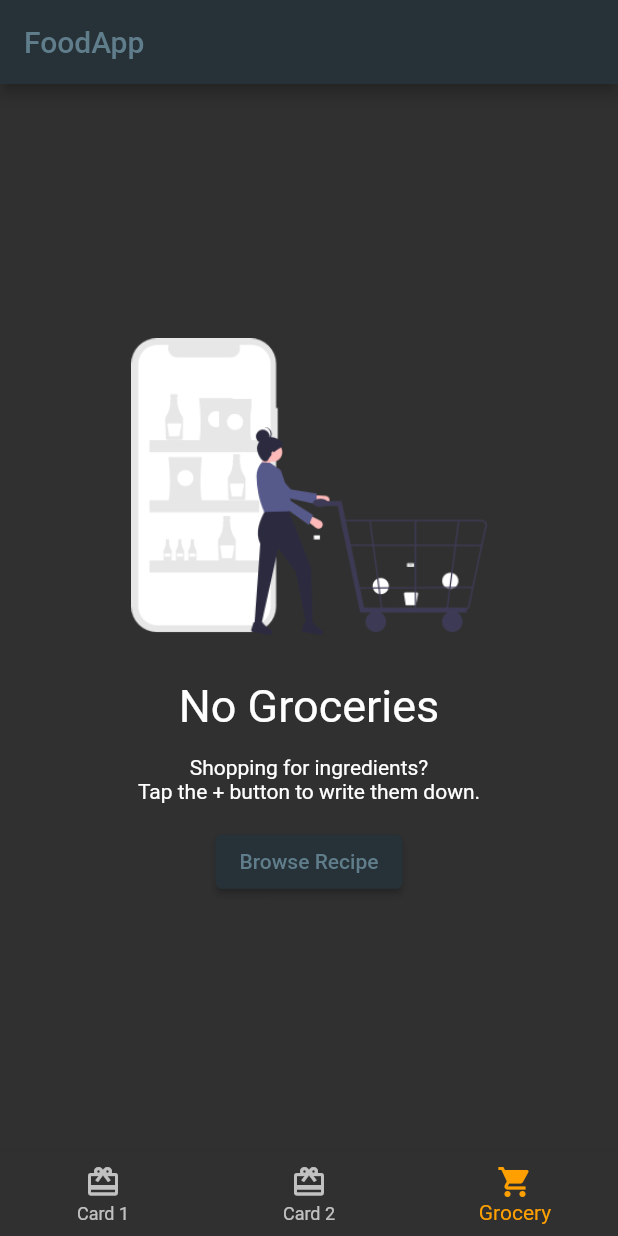
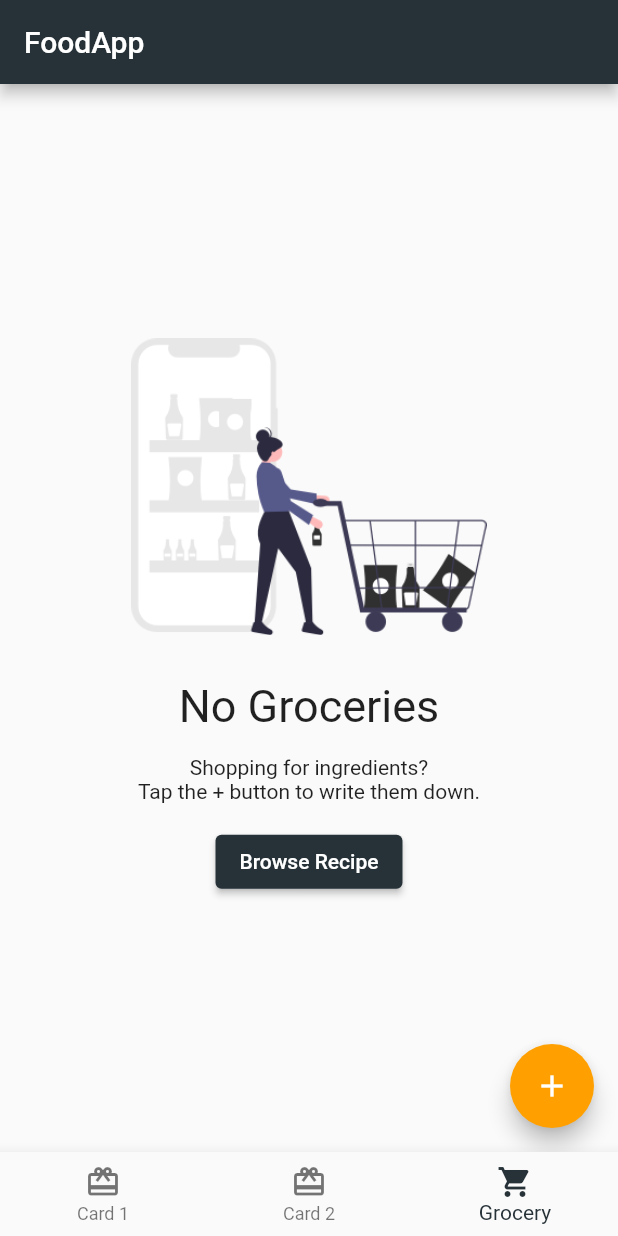
Before and after one commit to airacalins/ffuf_20220502_food_app, a Flutter app: the screen it shows after launch, item 3 of the bottom bar chosen, on a phone screen of 412 x 824 dp. Run offline on Flutter 3.47's test engine with Material 2 defaults, Android fonts, the phone set to English and light mode, and no system bars; missing offline and left inert: dart:js.

Commit message:
added grocery screen

```diff
--- a/lib/home.dart
+++ b/lib/home.dart
@@ -1,9 +1,9 @@
 // ignore_for_file: prefer_const_constructors
 
 import 'package:flutter/material.dart';
-import 'package:food_app/models/bottom_tab_manager.dart';
+import 'package:food_app/providers/bottom_tab_manager.dart';
 import 'package:food_app/screens/explore/explore_screen.dart';
-import 'package:food_app/screens/grocery/grocery.dart';
+import 'package:food_app/screens/grocery/grocery_screen.dart';
 import 'package:provider/provider.dart';
 
 class Home extends StatefulWidget {
--- a/lib/main.dart
+++ b/lib/main.dart
@@ -2,7 +2,7 @@
 
 import 'package:flutter/material.dart';
 import 'package:food_app/home.dart';
-import 'package:food_app/models/bottom_tab_manager.dart';
+import 'package:food_app/providers/providers.dart';
 import 'package:provider/provider.dart';
 
 
@@ -18,11 +18,11 @@ class FoodApp extends StatelessWidget {
     return MaterialApp(
       theme: ThemeData(
         colorScheme: ColorScheme(
-        brightness: Brightness.dark,
+          brightness: Brightness.light,
           primary: Colors.blueGrey.shade900,
-        onPrimary: Colors.blueGrey,
+          onPrimary: Colors.white,
           secondary: Colors.amber.shade700,
-        onSecondary: Colors.amber.shade100,
+          onSecondary: Colors.white,
           error: Colors.red,
           onError: Colors.red.shade100,
           background: Colors.blueGrey.shade900,
@@ -41,6 +41,9 @@ class FoodApp extends StatelessWidget {
         providers: [
           ChangeNotifierProvider(
             create: (context) => BottomTabManager(),
+          ),
+          ChangeNotifierProvider(
+            create: (context) => GroceryManager(),
           )
         ],
         child: const Home(),
--- a/lib/models/models.dart
+++ b/lib/models/models.dart
@@ -3,4 +3,3 @@ export 'package:food_app/models/post.dart';
 export 'package:food_app/models/simple_recipe.dart';
 export 'package:food_app/models/explore_data.dart';
 export 'package:food_app/models/grocery.dart';
-export 'package:food_app/models/bottom_tab_manager.dart';
--- /dev/null
+++ b/lib/providers/providers.dart
@@ -0,0 +1,2 @@
+export 'package:food_app/providers/bottom_tab_manager.dart';
+export 'package:food_app/providers/grocery_manager.dart';
--- a/lib/screens/grocery/empty_grocery_screen.dart
+++ b/lib/screens/grocery/empty_grocery_screen.dart
@@ -1,7 +1,7 @@
 // ignore_for_file: prefer_const_constructors
 
 import 'package:flutter/material.dart';
-import 'package:food_app/models/bottom_tab_manager.dart';
+import 'package:food_app/providers/bottom_tab_manager.dart';
 import 'package:provider/provider.dart';
 
 class EmptyGroceryScreen extends StatelessWidget {
--- a/lib/screens/grocery/grocery.dart
+++ /dev/null
@@ -1,13 +0,0 @@
-// ignore_for_file: prefer_const_constructors
-
-import 'package:flutter/material.dart';
-import 'package:food_app/screens/grocery/empty_grocery_screen.dart';
-
-class GroceryScreen extends StatelessWidget {
-  const GroceryScreen({ Key? key }) : super(key: key);
-
-  @override
-  Widget build(BuildContext context) {
-    return EmptyGroceryScreen();
-  }
-}
--- /dev/null
+++ b/lib/screens/grocery/grocery_screen.dart
@@ -0,0 +1,34 @@
+// ignore_for_file: prefer_const_constructors
+
+import 'dart:js';
+
+import 'package:flutter/material.dart';
+import 'package:food_app/providers/providers.dart';
+import 'package:food_app/screens/grocery/empty_grocery_screen.dart';
+import 'package:provider/provider.dart';
+
+class GroceryScreen extends StatelessWidget {
+  const GroceryScreen({ Key? key }) : super(key: key);
+
+  @override
+  Widget build(BuildContext context) {
+    return Scaffold(
+      floatingActionButton: FloatingActionButton(
+        onPressed: () => {},
+        child: Icon(Icons.add),
+      ),
+      body: buildGroceryScreen(),
+    );
+  }
+
+  Widget buildGroceryScreen() {
+    return Consumer<GroceryManager>(builder: (context, groceryManager, child) {
+      if(groceryManager.groceries.isNotEmpty) {
+        return Container();
+      }
+      else {
+        return EmptyGroceryScreen();
+      }
+    },);
+  }
+}
--- /dev/null
+++ b/lib/screens/screens.dart
@@ -0,0 +1,3 @@
+export 'package:food_app/screens/explore/explore_screen.dart';
+export 'package:food_app/screens/grocery/grocery_screen.dart';
+export 'package:food_app/screens/grocery/empty_grocery_screen.dart';
--- a/pubspec.yaml
+++ b/pubspec.yaml
@@ -13,6 +13,8 @@ dependencies:
     sdk: flutter
   cupertino_icons: ^1.0.2
   provider: ^6.0.2
+  uuid: ^3.0.6
+
 
 dev_dependencies:
   flutter_test:
```
Also changed, not shown: lib/providers/grocery_manager.dart (added, +29 -0 lines), lib/providers/bottom_tab_manager.dart (renamed from lib/models/bottom_tab_manager.dart), pubspec.lock. Lines whose indentation alone changed are shown as unchanged.
